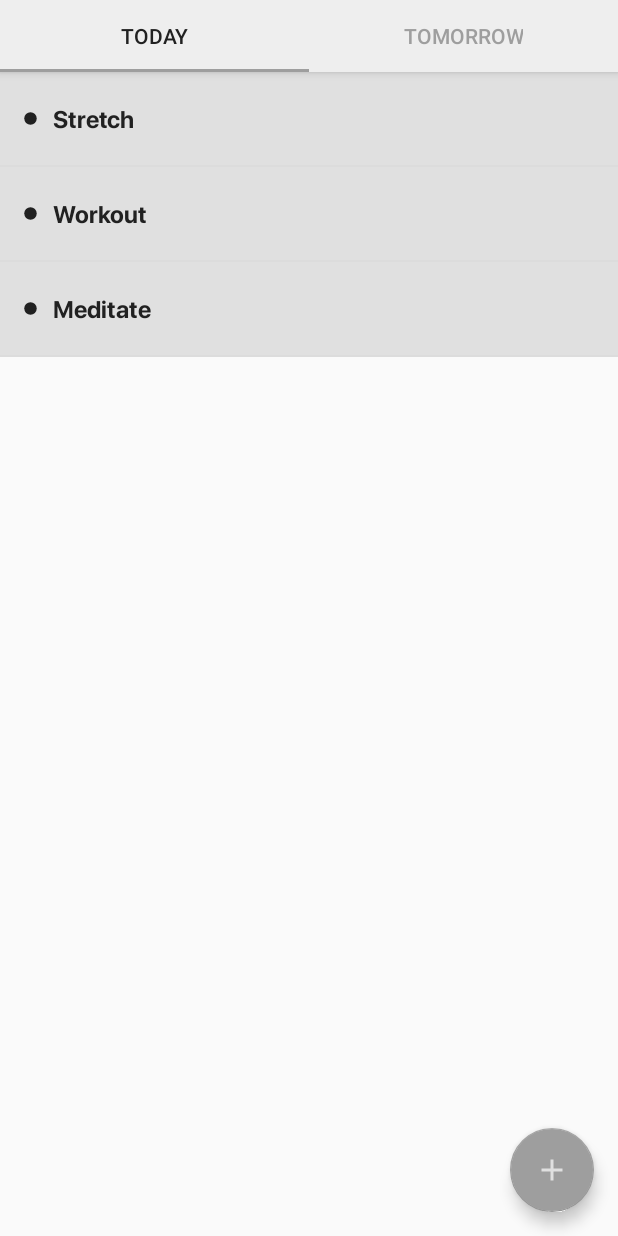
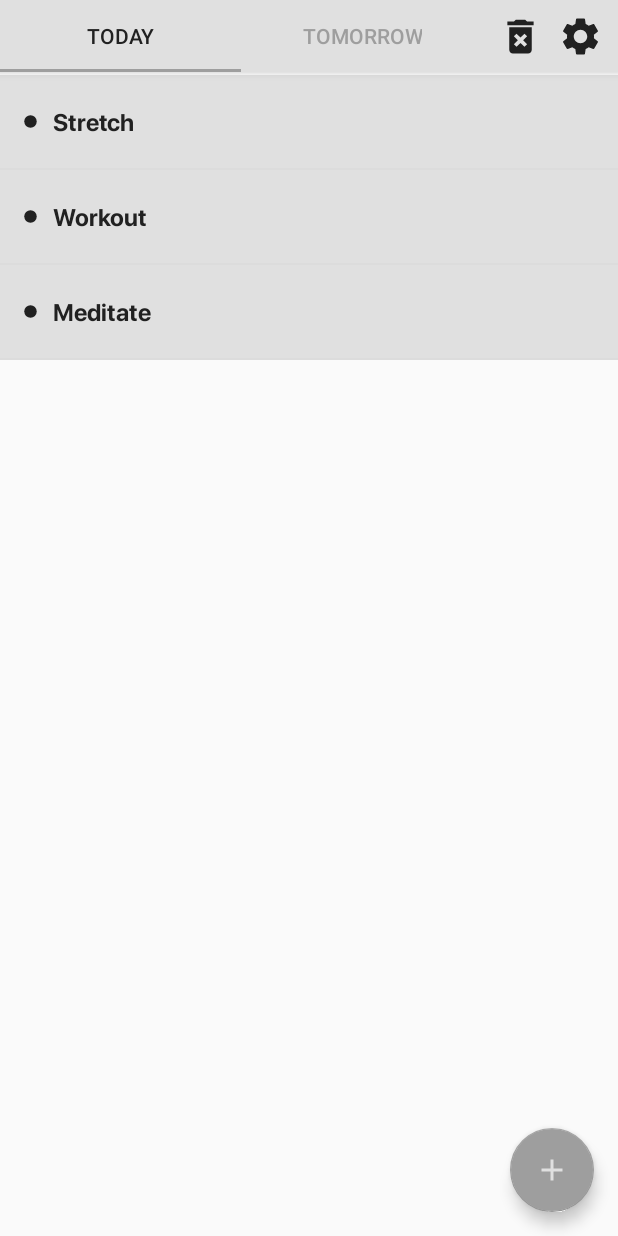
Before and after one commit to dwestaway/SatisfyingToDoList, an Android app: the screen it shows after launch (MainActivity), on a phone screen of 412 x 824 dp. Run offline under Robolectric (Android 15) with nearby library versions, the phone set to English and light mode, and no system bars.

Commit message:
Action bar buttons
Added delete and settings buttons on action/tab bar, added delete functionality

```diff
--- a/app/src/main/java/com/dwestaway/satisfyingtodolist/ListItemModel.java
+++ b/app/src/main/java/com/dwestaway/satisfyingtodolist/ListItemModel.java
@@ -5,7 +5,6 @@
 public class ListItemModel {
 
     String taskText;
-    ImageButton doneButton;
     Boolean taskDone;
 
 
@@ -19,14 +18,6 @@
         return taskText;
     }
 
-    public void setTaskText(String todoText) {
-        this.taskText = todoText;
-    }
-
-    public ImageButton getDoneButton() {
-        return doneButton;
-    }
-
     public Boolean getTaskDone() {
         return taskDone;
     }
--- a/app/src/main/java/com/dwestaway/satisfyingtodolist/MainActivity.java
+++ b/app/src/main/java/com/dwestaway/satisfyingtodolist/MainActivity.java
@@ -2,6 +2,7 @@
 
 import android.os.Bundle;
 
+import com.dwestaway.satisfyingtodolist.ui.main.Fragment_main1;
 import com.google.android.material.floatingactionbutton.FloatingActionButton;
 import com.google.android.material.snackbar.Snackbar;
 import com.google.android.material.tabs.TabLayout;
@@ -12,10 +13,15 @@
 import android.view.Menu;
 import android.view.MenuItem;
 import android.view.View;
+import android.widget.ImageButton;
+import android.widget.Toast;
 
 import com.dwestaway.satisfyingtodolist.ui.main.SectionsPagerAdapter;
 
 public class MainActivity extends AppCompatActivity {
+
+    public Boolean delete = false;
+
 
     @Override
     protected void onCreate(Bundle savedInstanceState) {
@@ -28,6 +34,30 @@
         tabs.setupWithViewPager(viewPager);
         FloatingActionButton fab = findViewById(R.id.fab);
 
+        final ImageButton deleteButton = findViewById(R.id.deleteButton);
+        deleteButton.setBackgroundResource(R.drawable.ic_baseline_delete_forever_24);
+
+        deleteButton.setOnClickListener(new View.OnClickListener() {
+            @Override
+            public void onClick(View v) {
+
+                if(delete == false)
+                {
+                    delete = true;
+
+                    deleteButton.setBackgroundResource(R.drawable.ic_baseline_delete_24);
+
+                    Toast.makeText(getApplicationContext(), "Press task to delete", Toast.LENGTH_SHORT).show();
+                }
+                else if (delete == true)
+                {
+                    delete = false;
+
+                    deleteButton.setBackgroundResource(R.drawable.ic_baseline_delete_forever_24);
+                }
+            }
+        });
+
         //set tab text colours
         tabs.setTabTextColors(getResources().getColor(R.color.colorAccent), getResources().getColor(R.color.textGrey));
 
@@ -36,6 +66,7 @@
             public void onClick(View view) {
                 Snackbar.make(view, "Replace with your own action", Snackbar.LENGTH_LONG)
                         .setAction("Action", null).show();
+
             }
         });
     }
--- a/app/src/main/java/com/dwestaway/satisfyingtodolist/ui/main/Fragment_main1.java
+++ b/app/src/main/java/com/dwestaway/satisfyingtodolist/ui/main/Fragment_main1.java
@@ -10,8 +10,11 @@
 import androidx.annotation.Nullable;
 import androidx.annotation.NonNull;
 import androidx.fragment.app.Fragment;
+import androidx.recyclerview.widget.ItemTouchHelper;
+import androidx.recyclerview.widget.RecyclerView;
 
 import com.dwestaway.satisfyingtodolist.ListItemModel;
+import com.dwestaway.satisfyingtodolist.MainActivity;
 import com.dwestaway.satisfyingtodolist.R;
 
 import java.util.ArrayList;
@@ -27,7 +30,9 @@
 
     private ListAdapter listAdapter;
 
-    private Boolean isDone;
+    public Boolean deleteMode;
+
+    public MainActivity mainActivity;
 
     @Override
     public View onCreateView(@NonNull LayoutInflater inflater, @Nullable ViewGroup container, @Nullable Bundle savedInstanceState) {
@@ -35,11 +40,11 @@
 
 
 
+
+
     }
     @Override
     public void onViewCreated(View view, @Nullable Bundle savedInstanceState) {
-
-        isDone = false;
 
         listView = getView().findViewById(R.id.listView);
 
@@ -53,17 +58,24 @@
 
         modelArrayList.add(new ListItemModel("Meditate", false));
 
+        //get main activity to access variables from it
+        mainActivity = (MainActivity) getActivity();
+
+        deleteMode = false;
 
 
-        //setup adapter
-        listAdapter = new ListAdapter(getActivity(), modelArrayList);
-        //set adapter to listView
-        listView.setAdapter(listAdapter);
+        loadAdapter();
+
+
 
         listView.setOnItemClickListener(new AdapterView.OnItemClickListener() {
             @Override
             public void onItemClick(AdapterView<?> parent, View view, int position, long id) {
 
+                deleteMode = mainActivity.delete;
+
+                if(deleteMode == false)
+                {
                     if(modelArrayList.get(position).getTaskDone() == false)
                     {
                         view.setBackgroundColor(getResources().getColor(R.color.green));
@@ -74,9 +86,38 @@
                         view.setBackgroundColor(getResources().getColor(R.color.lightGrey));
                         modelArrayList.get(position).setTaskDone(false);
                     }
+                }
+                else if(deleteMode == true)
+                {
+                    modelArrayList.remove(position);
+
+                    loadAdapter();
+                }
+
+
 
             }
         });
+
+        //deleteMode(listView);
+
+        View view2;
+
+        view2 = listAdapter.getView(listView.getFirstVisiblePosition() + 0, null, listView);
+
+        view2.setBackgroundColor(getResources().getColor(R.color.red));
+
+
+
     }
 
+    private void loadAdapter() {
+        //setup adapter
+        listAdapter = new ListAdapter(getActivity(), modelArrayList);
+        //set adapter to listView
+        listView.setAdapter(listAdapter);
     }
+
+
+
+}
--- a/app/src/main/res/drawable/ic_baseline_check_24.xml
+++ /dev/null
@@ -1,5 +0,0 @@
-<vector android:height="30dp" android:tint="#212121"
-    android:viewportHeight="24" android:viewportWidth="24"
-    android:width="30dp" xmlns:android="http://schemas.android.com/apk/res/android">
-    <path android:fillColor="@android:color/white" android:pathData="M9,16.17L4.83,12l-1.42,1.41L9,19 21,7l-1.41,-1.41z"/>
-</vector>
--- /dev/null
+++ b/app/src/main/res/drawable/ic_baseline_delete_24.xml
@@ -0,0 +1,5 @@
+<vector android:height="30dp" android:tint="#EF5350"
+    android:viewportHeight="24" android:viewportWidth="24"
+    android:width="30dp" xmlns:android="http://schemas.android.com/apk/res/android">
+    <path android:fillColor="@android:color/white" android:pathData="M6,19c0,1.1 0.9,2 2,2h8c1.1,0 2,-0.9 2,-2V7H6v12zM19,4h-3.5l-1,-1h-5l-1,1H5v2h14V4z"/>
+</vector>
--- /dev/null
+++ b/app/src/main/res/drawable/ic_baseline_delete_forever_24.xml
@@ -0,0 +1,5 @@
+<vector android:height="30dp" android:tint="#212121"
+    android:viewportHeight="24" android:viewportWidth="24"
+    android:width="30dp" xmlns:android="http://schemas.android.com/apk/res/android">
+    <path android:fillColor="@android:color/white" android:pathData="M6,19c0,1.1 0.9,2 2,2h8c1.1,0 2,-0.9 2,-2L18,7L6,7v12zM8.46,11.88l1.41,-1.41L12,12.59l2.12,-2.12 1.41,1.41L13.41,14l2.12,2.12 -1.41,1.41L12,15.41l-2.12,2.12 -1.41,-1.41L10.59,14l-2.13,-2.12zM15.5,4l-1,-1h-5l-1,1L5,4v2h14L19,4z"/>
+</vector>
--- /dev/null
+++ b/app/src/main/res/drawable/ic_baseline_settings_24.xml
@@ -0,0 +1,5 @@
+<vector android:height="30dp" android:tint="#212121"
+    android:viewportHeight="24" android:viewportWidth="24"
+    android:width="30dp" xmlns:android="http://schemas.android.com/apk/res/android">
+    <path android:fillColor="@android:color/white" android:pathData="M19.14,12.94c0.04,-0.3 0.06,-0.61 0.06,-0.94c0,-0.32 -0.02,-0.64 -0.07,-0.94l2.03,-1.58c0.18,-0.14 0.23,-0.41 0.12,-0.61l-1.92,-3.32c-0.12,-0.22 -0.37,-0.29 -0.59,-0.22l-2.39,0.96c-0.5,-0.38 -1.03,-0.7 -1.62,-0.94L14.4,2.81c-0.04,-0.24 -0.24,-0.41 -0.48,-0.41h-3.84c-0.24,0 -0.43,0.17 -0.47,0.41L9.25,5.35C8.66,5.59 8.12,5.92 7.63,6.29L5.24,5.33c-0.22,-0.08 -0.47,0 -0.59,0.22L2.74,8.87C2.62,9.08 2.66,9.34 2.86,9.48l2.03,1.58C4.84,11.36 4.8,11.69 4.8,12s0.02,0.64 0.07,0.94l-2.03,1.58c-0.18,0.14 -0.23,0.41 -0.12,0.61l1.92,3.32c0.12,0.22 0.37,0.29 0.59,0.22l2.39,-0.96c0.5,0.38 1.03,0.7 1.62,0.94l0.36,2.54c0.05,0.24 0.24,0.41 0.48,0.41h3.84c0.24,0 0.44,-0.17 0.47,-0.41l0.36,-2.54c0.59,-0.24 1.13,-0.56 1.62,-0.94l2.39,0.96c0.22,0.08 0.47,0 0.59,-0.22l1.92,-3.32c0.12,-0.22 0.07,-0.47 -0.12,-0.61L19.14,12.94zM12,15.6c-1.98,0 -3.6,-1.62 -3.6,-3.6s1.62,-3.6 3.6,-3.6s3.6,1.62 3.6,3.6S13.98,15.6 12,15.6z"/>
+</vector>
--- a/app/src/main/res/layout/activity_main.xml
+++ b/app/src/main/res/layout/activity_main.xml
@@ -1,5 +1,6 @@
 <?xml version="1.0" encoding="utf-8"?>
-<androidx.coordinatorlayout.widget.CoordinatorLayout xmlns:android="http://schemas.android.com/apk/res/android"
+<androidx.constraintlayout.widget.ConstraintLayout
+    xmlns:android="http://schemas.android.com/apk/res/android"
     xmlns:app="http://schemas.android.com/apk/res-auto"
     xmlns:tools="http://schemas.android.com/tools"
     android:layout_width="match_parent"
@@ -7,23 +8,65 @@
     tools:context=".MainActivity">
 
     <com.google.android.material.appbar.AppBarLayout
+        android:id="@+id/appBarLayout"
         android:layout_width="match_parent"
         android:layout_height="wrap_content"
-        android:theme="@style/AppTheme.AppBarOverlay">
+        app:layout_constraintEnd_toEndOf="parent"
+        app:layout_constraintStart_toStartOf="parent"
+        app:layout_constraintTop_toTopOf="parent">
+
+        <androidx.constraintlayout.widget.ConstraintLayout
+            android:layout_width="match_parent"
+            android:layout_height="match_parent">
 
 
-        <com.google.android.material.tabs.TabLayout
-            android:id="@+id/tabs"
-            android:layout_width="match_parent"
-            android:layout_height="wrap_content"
-            android:background="#EEEEEE" />
+            <com.google.android.material.tabs.TabLayout
+                android:id="@+id/tabs"
+                android:layout_width="0dp"
+                android:layout_height="wrap_content"
+                android:background="#E0E0E0"
+                android:layout_marginRight="10dp"
+                app:layout_constraintBottom_toBottomOf="parent"
+                app:layout_constraintEnd_toStartOf="@+id/deleteButton"
+                app:layout_constraintHorizontal_weight="8"
+                app:layout_constraintStart_toStartOf="parent"
+                app:layout_constraintTop_toTopOf="parent" />
+
+            <ImageButton
+                android:id="@+id/settingsButton"
+                android:layout_width="0dp"
+                android:layout_height="wrap_content"
+                android:layout_marginRight="10dp"
+                android:background="@null"
+                android:src="@drawable/ic_baseline_settings_24"
+                app:layout_constraintBottom_toBottomOf="parent"
+                app:layout_constraintEnd_toEndOf="parent"
+                app:layout_constraintHorizontal_weight="2"
+                app:layout_constraintTop_toTopOf="parent" />
+            <ImageButton
+                android:id="@+id/deleteButton"
+                android:layout_width="0dp"
+                android:layout_height="wrap_content"
+                android:layout_marginRight="10dp"
+                android:background="@null"
+                app:layout_constraintBottom_toBottomOf="parent"
+                app:layout_constraintEnd_toStartOf="@id/settingsButton"
+                app:layout_constraintHorizontal_weight="2"
+                app:layout_constraintTop_toTopOf="parent" />
+
+        </androidx.constraintlayout.widget.ConstraintLayout>
+
     </com.google.android.material.appbar.AppBarLayout>
 
     <androidx.viewpager.widget.ViewPager
         android:id="@+id/view_pager"
         android:layout_width="match_parent"
         android:layout_height="match_parent"
-        app:layout_behavior="@string/appbar_scrolling_view_behavior" />
+        android:layout_marginTop="50dp"
+        app:layout_behavior="@string/appbar_scrolling_view_behavior"
+        app:layout_constraintEnd_toEndOf="parent"
+        app:layout_constraintStart_toStartOf="parent"
+        app:layout_constraintTop_toBottomOf="@+id/appBarLayout" />
 
     <com.google.android.material.floatingactionbutton.FloatingActionButton
         android:id="@+id/fab"
@@ -31,5 +74,7 @@
         android:layout_height="wrap_content"
         android:layout_gravity="bottom|end"
         android:layout_margin="@dimen/fab_margin"
-        android:src="@drawable/ic_baseline_add_24" />
-</androidx.coordinatorlayout.widget.CoordinatorLayout>
+        android:src="@drawable/ic_baseline_add_24"
+        app:layout_constraintBottom_toBottomOf="parent"
+        app:layout_constraintEnd_toEndOf="parent" />
+</androidx.constraintlayout.widget.ConstraintLayout>
--- a/app/src/main/res/layout/card.xml
+++ b/app/src/main/res/layout/card.xml
@@ -5,7 +5,9 @@
     android:orientation="vertical"
     android:layout_width="match_parent"
     android:layout_height="wrap_content"
-    android:background="@color/lightGrey">
+    android:background="@color/lightGrey"
+    android:layout_marginTop="10dp"
+    android:alpha="10">
 
 
 
--- a/app/src/main/res/values/colors.xml
+++ b/app/src/main/res/values/colors.xml
@@ -1,10 +1,11 @@
 <?xml version="1.0" encoding="utf-8"?>
 <resources>
-    <color name="colorPrimary">#6200EE</color>
+    <color name="colorPrimary">#E0E0E0</color>
     <color name="colorPrimaryDark">#BDBDBD</color>
     <color name="colorAccent">#9E9E9E</color>
 
     <color name="lightGrey">#E0E0E0</color>
     <color name="textGrey">#212121</color>
     <color name="green">#81C784</color>
+    <color name="red">#EF5350</color>
 </resources>
```
Also changed, not shown: app/src/main/java/com/dwestaway/satisfyingtodolist/ui/main/ListAdapter.java (+1 -8 lines). Lines whose indentation alone changed are shown as unchanged.
